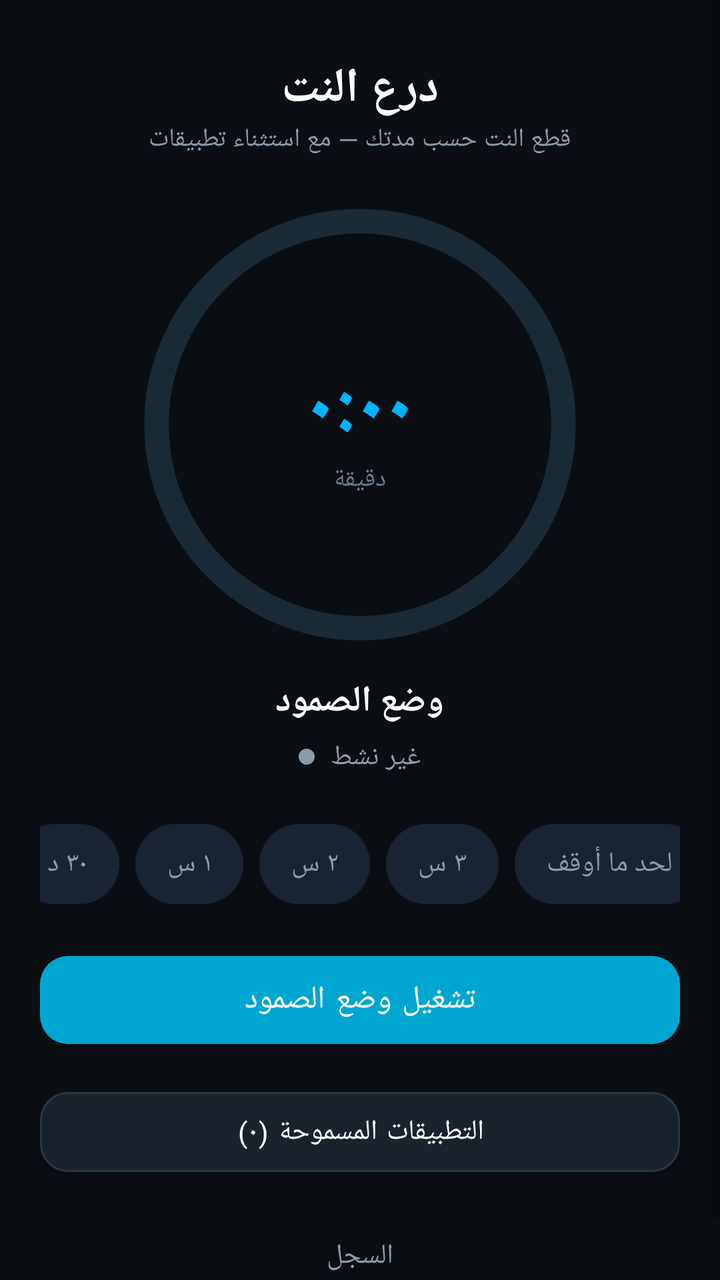
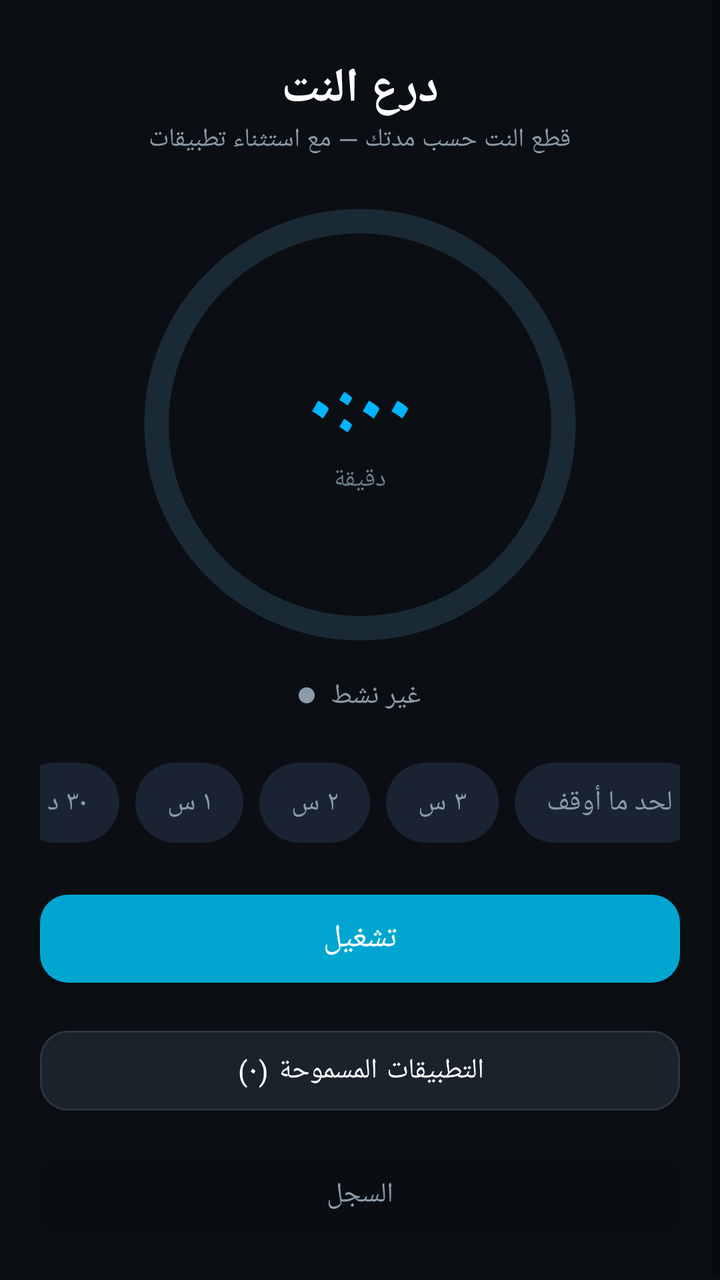

An Android layout rendered at two revisions. The XML below is the earlier revision; the diff shows what the commit changed to produce the second picture.
<!-- AndroidManifest.xml: application theme Theme.SomoodApp -->
<!-- res/layout/activity_main.xml -->
<?xml version="1.0" encoding="utf-8"?>
<ScrollView xmlns:android="http://schemas.android.com/apk/res/android"
    xmlns:app="http://schemas.android.com/apk/res-auto"
    android:layout_width="match_parent"
    android:layout_height="match_parent"
    android:background="#0B0F14"
    android:fillViewport="true">

    <LinearLayout
        android:layout_width="match_parent"
        android:layout_height="wrap_content"
        android:orientation="vertical"
        android:padding="20dp"
        android:gravity="center_horizontal">

        <TextView
            android:layout_width="wrap_content"
            android:layout_height="wrap_content"
            android:text="@string/app_name"
            android:textColor="#FFFFFF"
            android:textSize="24sp"
            android:textStyle="bold"
            android:fontFamily="@font/tajawal"
            android:layout_marginTop="8dp" />

        <TextView
            android:layout_width="wrap_content"
            android:layout_height="wrap_content"
            android:text="قطع النت حسب مدتك — مع استثناء تطبيقات"
            android:textColor="#8A9BA8"
            android:textSize="13sp"
            android:fontFamily="@font/tajawal"
            android:layout_marginBottom="24dp" />

        
        <FrameLayout
            android:layout_width="220dp"
            android:layout_height="220dp"
            android:layout_marginBottom="16dp">

            <ProgressBar
                android:id="@+id/progressRing"
                style="?android:attr/progressBarStyleHorizontal"
                android:layout_width="match_parent"
                android:layout_height="match_parent"
                android:indeterminate="false"
                android:max="100"
                android:progress="0"
                android:progressDrawable="@drawable/circular_progress"
                android:rotation="-90" />

            <LinearLayout
                android:layout_width="wrap_content"
                android:layout_height="wrap_content"
                android:layout_gravity="center"
                android:orientation="vertical"
                android:gravity="center">

                <TextView
                    android:id="@+id/countdownText"
                    android:layout_width="wrap_content"
                    android:layout_height="wrap_content"
                    android:text="٠:٠٠"
                    android:textColor="#00B4FF"
                    android:textSize="40sp"
                    android:textStyle="bold"
                    android:fontFamily="@font/tajawal"
                    android:includeFontPadding="false" />

                <TextView
                    android:id="@+id/countdownLabel"
                    android:layout_width="wrap_content"
                    android:layout_height="wrap_content"
                    android:text="دقيقة"
                    android:textColor="#6B7C8A"
                    android:textSize="13sp"
                    android:fontFamily="@font/tajawal" />
            </LinearLayout>
        </FrameLayout>

        <TextView
            android:layout_width="wrap_content"
            android:layout_height="wrap_content"
            android:text="وضع الصمود"
            android:textColor="#FFFFFF"
            android:textSize="18sp"
            android:textStyle="bold"
            android:fontFamily="@font/tajawal" />

        <LinearLayout
            android:layout_width="wrap_content"
            android:layout_height="wrap_content"
            android:orientation="horizontal"
            android:gravity="center_vertical"
            android:layout_marginTop="6dp"
            android:layout_marginBottom="20dp">

            <View
                android:id="@+id/statusDot"
                android:layout_width="8dp"
                android:layout_height="8dp"
                android:background="@drawable/dot_inactive" />

            <TextView
                android:id="@+id/statusText"
                android:layout_width="wrap_content"
                android:layout_height="wrap_content"
                android:text="غير نشط"
                android:textColor="#8A9BA8"
                android:textSize="14sp"
                android:fontFamily="@font/tajawal"
                android:layout_marginStart="8dp" />
        </LinearLayout>

        
        <HorizontalScrollView
            android:layout_width="match_parent"
            android:layout_height="wrap_content"
            android:scrollbars="none"
            android:layout_marginBottom="16dp">

            <LinearLayout
                android:id="@+id/durationRow"
                android:layout_width="wrap_content"
                android:layout_height="wrap_content"
                android:orientation="horizontal"
                android:layout_gravity="center_horizontal">

                <TextView android:id="@+id/chip30" style="@style/DurationChip" android:text="٣٠ د" />
                <TextView android:id="@+id/chip60" style="@style/DurationChip" android:text="١ س" />
                <TextView android:id="@+id/chip120" style="@style/DurationChip" android:text="٢ س" />
                <TextView android:id="@+id/chip180" style="@style/DurationChip" android:text="٣ س" />
                <TextView android:id="@+id/chipUntil" style="@style/DurationChip" android:text="لحد ما أوقف" />
            </LinearLayout>
        </HorizontalScrollView>

        <com.google.android.material.button.MaterialButton
            android:id="@+id/btnToggle"
            android:layout_width="match_parent"
            android:layout_height="56dp"
            android:text="تشغيل وضع الصمود"
            android:textSize="16sp"
            android:fontFamily="@font/tajawal"
            app:backgroundTint="#00A6D0"
            app:cornerRadius="14dp"
            android:layout_marginBottom="12dp" />

        <com.google.android.material.button.MaterialButton
            android:id="@+id/btnApps"
            android:layout_width="match_parent"
            android:layout_height="52dp"
            android:text="التطبيقات المسموحة (٠)"
            android:textSize="14sp"
            android:fontFamily="@font/tajawal"
            android:textColor="#FFFFFF"
            app:backgroundTint="#1A222C"
            app:cornerRadius="14dp"
            app:strokeColor="#2A3540"
            app:strokeWidth="1dp"
            android:layout_marginBottom="12dp" />

        <com.google.android.material.button.MaterialButton
            android:id="@+id/btnLog"
            android:layout_width="match_parent"
            android:layout_height="48dp"
            android:text="السجل"
            android:textSize="14sp"
            android:fontFamily="@font/tajawal"
            android:textColor="#8A9BA8"
            app:backgroundTint="#00000000"
            app:cornerRadius="12dp" />

    </LinearLayout>
</ScrollView>
<!-- resources referenced by this layout -->
<resources>
  <!-- drawable circular_progress (drawable) -->
  <?xml version="1.0" encoding="utf-8"?>
  <layer-list xmlns:android="http://schemas.android.com/apk/res/android">
      
      <item>
          <shape
              android:shape="ring"
              android:innerRadiusRatio="2.3"
              android:thicknessRatio="18"
              android:useLevel="false">
              <solid android:color="#1A2A35" />
          </shape>
      </item>
      
      <item>
          <shape
              android:shape="ring"
              android:innerRadiusRatio="2.3"
              android:thicknessRatio="18"
              android:useLevel="true">
              <solid android:color="#00B4FF" />
          </shape>
      </item>
  </layer-list>
  <!-- drawable dot_inactive (drawable) -->
  <?xml version="1.0" encoding="utf-8"?>
  <shape xmlns:android="http://schemas.android.com/apk/res/android"
      android:shape="oval">
      <solid android:color="#8A9BA8" />
  </shape>
  <string name="app_name">درع النت</string>
  <style name="DurationChip">
          <item name="android:layout_width">wrap_content</item>
          <item name="android:layout_height">40dp</item>
          <item name="android:paddingLeft">16dp</item>
          <item name="android:paddingRight">16dp</item>
          <item name="android:layout_margin">4dp</item>
          <item name="android:gravity">center</item>
          <item name="android:textColor">#8A9BA8</item>
          <item name="android:textSize">14sp</item>
          <item name="android:background">@drawable/chip_bg</item>
          <item name="android:fontFamily">@font/tajawal</item>
      </style>
  <style name="Theme.SomoodApp" parent="Theme.MaterialComponents.DayNight.NoActionBar">
          <item name="colorPrimary">@color/primary</item>
          <item name="colorPrimaryVariant">@color/primary_dark</item>
          <item name="colorOnPrimary">@color/white</item>
          <item name="android:statusBarColor">@color/background</item>
          <item name="android:navigationBarColor">@color/background</item>
          <item name="android:windowBackground">@color/background</item>
      </style>
  <!-- drawable chip_bg (drawable) -->
  <?xml version="1.0" encoding="utf-8"?>
  <shape xmlns:android="http://schemas.android.com/apk/res/android"
      android:shape="rectangle">
      <solid android:color="#1A2332" />
      <corners android:radius="20dp" />
  </shape>
  <color name="primary">#00A6D0</color>
  <color name="primary_dark">#008CB0</color>
  <color name="white">#FFFFFFFF</color>
  <color name="background">#0A0E14</color>
</resources>

<!-- the commit's change to res/layout/activity_main.xml (unified diff, before → after) -->
@@ -32,7 +32,6 @@
             android:fontFamily="@font/tajawal"
             android:layout_marginBottom="24dp" />
 
-        
         <FrameLayout
             android:layout_width="220dp"
             android:layout_height="220dp"
@@ -78,21 +77,11 @@
             </LinearLayout>
         </FrameLayout>
 
-        <TextView
-            android:layout_width="wrap_content"
-            android:layout_height="wrap_content"
-            android:text="وضع الصمود"
-            android:textColor="#FFFFFF"
-            android:textSize="18sp"
-            android:textStyle="bold"
-            android:fontFamily="@font/tajawal" />
-
         <LinearLayout
             android:layout_width="wrap_content"
             android:layout_height="wrap_content"
             android:orientation="horizontal"
             android:gravity="center_vertical"
-            android:layout_marginTop="6dp"
             android:layout_marginBottom="20dp">
 
             <View
@@ -112,7 +101,6 @@
                 android:layout_marginStart="8dp" />
         </LinearLayout>
 
-        
         <HorizontalScrollView
             android:layout_width="match_parent"
             android:layout_height="wrap_content"
@@ -126,11 +114,30 @@
                 android:orientation="horizontal"
                 android:layout_gravity="center_horizontal">
 
-                <TextView android:id="@+id/chip30" style="@style/DurationChip" android:text="٣٠ د" />
-                <TextView android:id="@+id/chip60" style="@style/DurationChip" android:text="١ س" />
-                <TextView android:id="@+id/chip120" style="@style/DurationChip" android:text="٢ س" />
-                <TextView android:id="@+id/chip180" style="@style/DurationChip" android:text="٣ س" />
-                <TextView android:id="@+id/chipUntil" style="@style/DurationChip" android:text="لحد ما أوقف" />
+                <TextView
+                    android:id="@+id/chip30"
+                    style="@style/DurationChip"
+                    android:text="٣٠ د" />
+
+                <TextView
+                    android:id="@+id/chip60"
+                    style="@style/DurationChip"
+                    android:text="١ س" />
+
+                <TextView
+                    android:id="@+id/chip120"
+                    style="@style/DurationChip"
+                    android:text="٢ س" />
+
+                <TextView
+                    android:id="@+id/chip180"
+                    style="@style/DurationChip"
+                    android:text="٣ س" />
+
+                <TextView
+                    android:id="@+id/chipUntil"
+                    style="@style/DurationChip"
+                    android:text="لحد ما أوقف" />
             </LinearLayout>
         </HorizontalScrollView>
 
@@ -138,7 +145,7 @@
             android:id="@+id/btnToggle"
             android:layout_width="match_parent"
             android:layout_height="56dp"
-            android:text="تشغيل وضع الصمود"
+            android:text="تشغيل"
             android:textSize="16sp"
             android:fontFamily="@font/tajawal"
             app:backgroundTint="#00A6D0"
